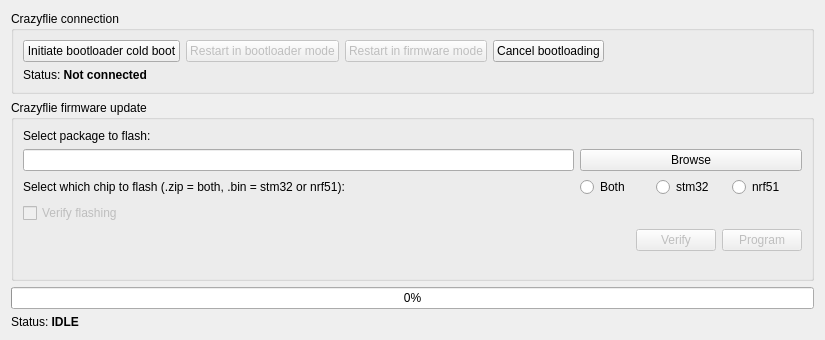
Old version of the form src/cfclient/ui/dialogs/bootloader.ui in the repository bitcraze/crazyflie-clients-python.
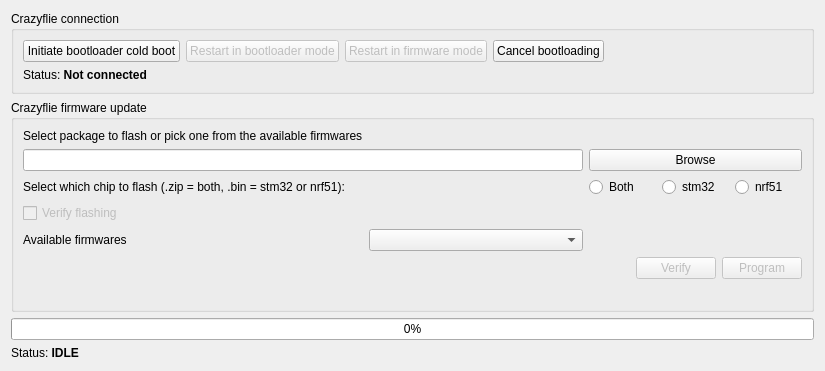
New version of the form.

Commit message: Added support for automatic firmware-release downloader

```diff
--- a/src/cfclient/ui/dialogs/bootloader.ui
+++ b/src/cfclient/ui/dialogs/bootloader.ui
@@ -13,7 +13,7 @@
     <x>0</x>
     <y>0</y>
     <width>825</width>
-    <height>340</height>
+    <height>371</height>
    </rect>
   </property>
   <property name="windowTitle">
@@ -160,7 +160,27 @@
             <item row="0" column="0">
              <widget class="QLabel" name="label_3">
               <property name="text">
-               <string>Select package to flash:</string>
+               <string>Select package to flash or pick one from the available firmwares</string>
+              </property>
+             </widget>
+            </item>
+            <item row="4" column="0">
+             <widget class="QLabel" name="label_2">
+              <property name="text">
+               <string>Available firmwares</string>
+              </property>
+             </widget>
+            </item>
+            <item row="4" column="1">
+             <widget class="QComboBox" name="firmwareDropdown"/>
+            </item>
+            <item row="4" column="2">
+             <widget class="QLabel" name="downloadStatus">
+              <property name="text">
+               <string/>
+              </property>
+              <property name="alignment">
+               <set>Qt::AlignCenter</set>
               </property>
              </widget>
             </item>
```
The commit also changes 1 other file.
